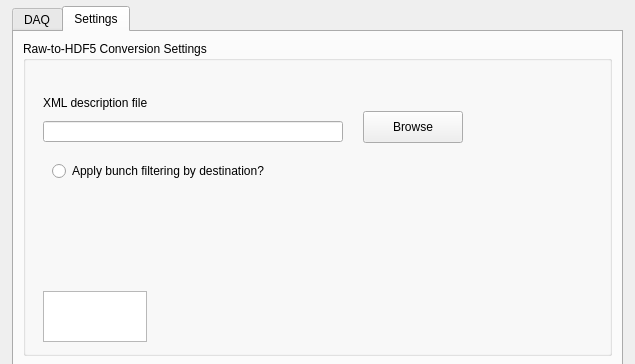
Old version of the form gui/UIDAQ.ui in the repository cgre23/XFEL-DAQ.
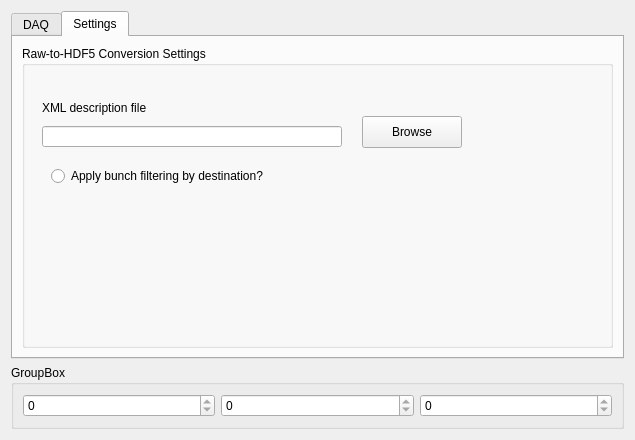
New version of the form. The open tabs and pages were chosen to show the change.

Commit message: update event triggers

Diff of the .ui file:
```diff
--- a/gui/UIDAQ.ui
+++ b/gui/UIDAQ.ui
@@ -10,7 +10,7 @@
     <x>0</x>
     <y>0</y>
     <width>635</width>
-    <height>364</height>
+    <height>440</height>
    </rect>
   </property>
   <property name="minimumSize">
@@ -28,15 +28,9 @@
   <property name="windowOpacity">
    <double>1.000000000000000</double>
   </property>
+  <layout class="QGridLayout" name="gridLayout">
+   <item row="0" column="0">
   <widget class="QTabWidget" name="tabWidget">
-   <property name="geometry">
-    <rect>
-     <x>12</x>
-     <y>6</y>
-     <width>611</width>
-     <height>361</height>
-    </rect>
-   </property>
    <property name="currentIndex">
     <number>0</number>
    </property>
@@ -166,32 +160,43 @@
          <string>Apply bunch filtering by destination?</string>
         </property>
        </widget>
-       <widget class="QTextEdit" name="lastlog">
-        <property name="enabled">
+        </widget>
+       </item>
+      </layout>
+     </widget>
+    </widget>
+   </item>
+   <item row="1" column="0">
+    <widget class="QGroupBox" name="groupBox_3">
+     <property name="title">
+      <string>GroupBox</string>
+     </property>
+     <layout class="QHBoxLayout" name="horizontalLayout">
+      <item>
+       <widget class="QSpinBox" name="step2">
+        <property name="readOnly">
          <bool>true</bool>
         </property>
-        <property name="geometry">
-         <rect>
-          <x>20</x>
-          <y>250</y>
-          <width>104</width>
-          <height>51</height>
-         </rect>
+       </widget>
+      </item>
+      <item>
+       <widget class="QSpinBox" name="step1">
+        <property name="readOnly">
+         <bool>true</bool>
         </property>
+       </widget>
+      </item>
+      <item>
+       <widget class="QSpinBox" name="step3">
         <property name="readOnly">
          <bool>true</bool>
         </property>
        </widget>
-       <zorder>lastlog</zorder>
-       <zorder>label_3</zorder>
-       <zorder>filenameEdit</zorder>
-       <zorder>browsepb</zorder>
-       <zorder>radioButton</zorder>
-      </widget>
      </item>
     </layout>
    </widget>
-  </widget>
+   </item>
+  </layout>
  </widget>
  <resources/>
  <connections/>
```
Lines whose indentation alone changed are shown as unchanged. The commit also changes 2 other files.
